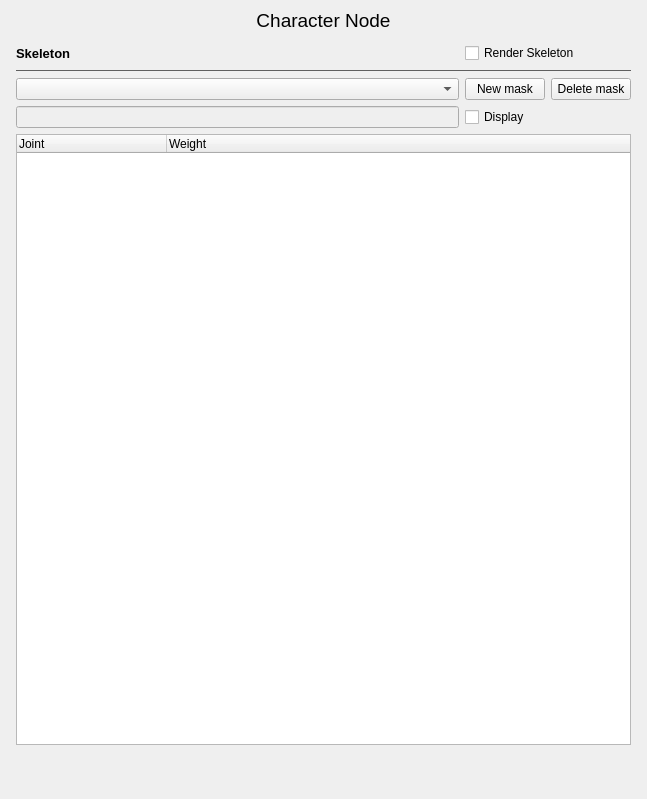
gscept/nebula-trifid, file code/qttoolkit/contentbrowser/ui/characternodeinfowidget.ui: the form before one commit.
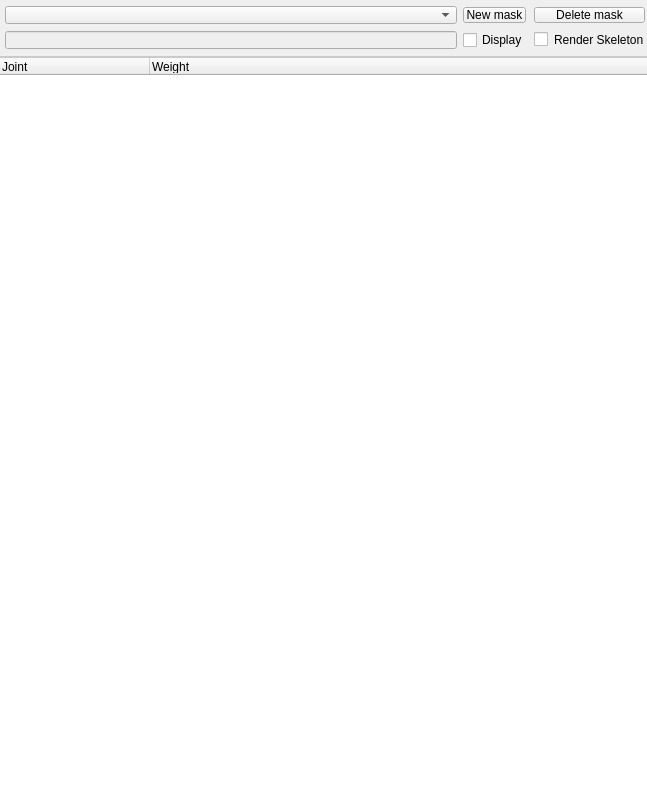
The form after the commit.

The edit to the form file:
```diff
--- a/code/qttoolkit/contentbrowser/ui/characternodeinfowidget.ui
+++ b/code/qttoolkit/contentbrowser/ui/characternodeinfowidget.ui
@@ -22,11 +22,6 @@
     <height>500</height>
    </size>
   </property>
-  <property name="font">
-   <font>
-    <family>Segoe UI</family>
-   </font>
-  </property>
   <property name="windowTitle">
    <string>Character Node Information</string>
   </property>
@@ -40,13 +35,22 @@
    <property name="sizeConstraint">
     <enum>QLayout::SetDefaultConstraint</enum>
    </property>
-   <property name="margin">
-    <number>9</number>
+   <property name="leftMargin">
+    <number>0</number>
+   </property>
+   <property name="topMargin">
+    <number>6</number>
+   </property>
+   <property name="rightMargin">
+    <number>0</number>
+   </property>
+   <property name="bottomMargin">
+    <number>0</number>
    </property>
    <property name="spacing">
     <number>6</number>
    </property>
-   <item row="1" column="0">
+   <item row="0" column="0">
     <widget class="QScrollArea" name="scrollArea">
      <property name="frameShape">
       <enum>QFrame::NoFrame</enum>
@@ -54,6 +58,9 @@
      <property name="frameShadow">
       <enum>QFrame::Raised</enum>
      </property>
+     <property name="horizontalScrollBarPolicy">
+      <enum>Qt::ScrollBarAlwaysOff</enum>
+     </property>
      <property name="widgetResizable">
       <bool>true</bool>
      </property>
@@ -62,80 +69,36 @@
        <rect>
         <x>0</x>
         <y>0</y>
-        <width>629</width>
-        <height>750</height>
+        <width>647</width>
+        <height>793</height>
        </rect>
       </property>
+      <property name="autoFillBackground">
+       <bool>false</bool>
+      </property>
       <layout class="QVBoxLayout" name="verticalLayout">
-       <property name="leftMargin">
-        <number>2</number>
-       </property>
-       <property name="topMargin">
-        <number>0</number>
-       </property>
-       <property name="rightMargin">
-        <number>2</number>
-       </property>
-       <property name="bottomMargin">
+       <property name="margin">
         <number>0</number>
        </property>
        <item>
         <widget class="QFrame" name="frame_3">
+         <property name="autoFillBackground">
+          <bool>false</bool>
+         </property>
          <property name="frameShape">
           <enum>QFrame::NoFrame</enum>
          </property>
          <layout class="QGridLayout" name="gridLayout_4">
           <property name="margin">
-           <number>5</number>
+           <number>0</number>
           </property>
-          <item row="3" column="2">
-           <widget class="QPushButton" name="deleteMaskButton">
-            <property name="toolTip">
-             <string>Delete selected mask</string>
-            </property>
-            <property name="text">
-             <string>Delete mask</string>
-            </property>
-           </widget>
-          </item>
-          <item row="0" column="0">
-           <widget class="QLabel" name="label_7">
-            <property name="font">
-             <font>
-              <pointsize>10</pointsize>
-              <weight>75</weight>
-              <bold>true</bold>
-             </font>
-            </property>
-            <property name="text">
-             <string>Skeleton</string>
-            </property>
-           </widget>
-          </item>
-          <item row="3" column="1">
-           <widget class="QPushButton" name="newMaskButton">
-            <property name="toolTip">
-             <string>Create new mask with a placeholder name.</string>
-            </property>
-            <property name="text">
-             <string>New mask</string>
-            </property>
-           </widget>
-          </item>
           <item row="3" column="0">
            <widget class="QComboBox" name="maskBox">
             <property name="toolTip">
              <string>Select a mask to edit or delete.</string>
             </property>
-           </widget>
-          </item>
-          <item row="0" column="1" colspan="2">
-           <widget class="QCheckBox" name="renderSkeleton">
-            <property name="toolTip">
-             <string>Check to debug render the skeleton.</string>
-            </property>
-            <property name="text">
-             <string>Render Skeleton</string>
+            <property name="styleSheet">
+             <string notr="true">margin-left: 5px</string>
             </property>
            </widget>
           </item>
@@ -147,38 +110,12 @@
             <property name="toolTip">
              <string>Name of the mask. This will be available to apply when playing clips later.</string>
             </property>
-           </widget>
-          </item>
-          <item row="1" column="0" colspan="3">
-           <widget class="Line" name="line_2">
             <property name="styleSheet">
-             <string notr="true">QFrame{ color:rgb(95, 95, 95); }</string>
-            </property>
-            <property name="frameShadow">
-             <enum>QFrame::Plain</enum>
-            </property>
-            <property name="orientation">
-             <enum>Qt::Horizontal</enum>
+             <string notr="true">margin-left: 5px</string>
             </property>
            </widget>
           </item>
-          <item row="6" column="0" colspan="3">
-           <spacer name="verticalSpacer">
-            <property name="orientation">
-             <enum>Qt::Vertical</enum>
-            </property>
-            <property name="sizeType">
-             <enum>QSizePolicy::Preferred</enum>
-            </property>
-            <property name="sizeHint" stdset="0">
-             <size>
-              <width>20</width>
-              <height>40</height>
-             </size>
-            </property>
-           </spacer>
-          </item>
-          <item row="5" column="0" colspan="3">
+          <item row="5" column="0" colspan="4">
            <widget class="QTreeWidget" name="jointTree">
             <property name="sizePolicy">
              <sizepolicy hsizetype="Expanding" vsizetype="Expanding">
@@ -186,6 +123,12 @@
               <verstretch>0</verstretch>
              </sizepolicy>
             </property>
+            <property name="styleSheet">
+             <string notr="true">border-top: 1px solid palette(midlight);</string>
+            </property>
+            <property name="frameShape">
+             <enum>QFrame::NoFrame</enum>
+            </property>
             <property name="frameShadow">
              <enum>QFrame::Plain</enum>
             </property>
@@ -198,6 +141,9 @@
             <property name="indentation">
              <number>20</number>
             </property>
+            <property name="rootIsDecorated">
+             <bool>true</bool>
+            </property>
             <property name="uniformRowHeights">
              <bool>true</bool>
             </property>
@@ -228,13 +174,52 @@
             </column>
            </widget>
           </item>
-          <item row="4" column="1" colspan="2">
+          <item row="4" column="2" colspan="2">
+           <widget class="QCheckBox" name="renderSkeleton">
+            <property name="toolTip">
+             <string>Check to debug render the skeleton.</string>
+            </property>
+            <property name="styleSheet">
+             <string notr="true">margin-right: 2px;</string>
+            </property>
+            <property name="text">
+             <string>Render Skeleton</string>
+            </property>
+           </widget>
+          </item>
+          <item row="3" column="2" colspan="2">
+           <widget class="QPushButton" name="deleteMaskButton">
+            <property name="toolTip">
+             <string>Delete selected mask</string>
+            </property>
+            <property name="styleSheet">
+             <string notr="true">margin-right: 2px;</string>
+            </property>
+            <property name="text">
+             <string>Delete mask</string>
+            </property>
+           </widget>
+          </item>
+          <item row="4" column="1">
            <widget class="QCheckBox" name="displayJoints">
             <property name="text">
              <string>Display</string>
             </property>
            </widget>
           </item>
+          <item row="3" column="1">
+           <widget class="QPushButton" name="newMaskButton">
+            <property name="toolTip">
+             <string>Create new mask with a placeholder name.</string>
+            </property>
+            <property name="styleSheet">
+             <string notr="true">margin-right: 2px;</string>
+            </property>
+            <property name="text">
+             <string>New mask</string>
+            </property>
+           </widget>
+          </item>
          </layout>
         </widget>
        </item>
@@ -242,21 +227,6 @@
      </widget>
     </widget>
    </item>
-   <item row="0" column="0">
-    <widget class="QLabel" name="label">
-     <property name="font">
-      <font>
-       <pointsize>14</pointsize>
-      </font>
-     </property>
-     <property name="text">
-      <string>Character Node</string>
-     </property>
-     <property name="alignment">
-      <set>Qt::AlignCenter</set>
-     </property>
-    </widget>
-   </item>
   </layout>
  </widget>
  <resources/>
```
